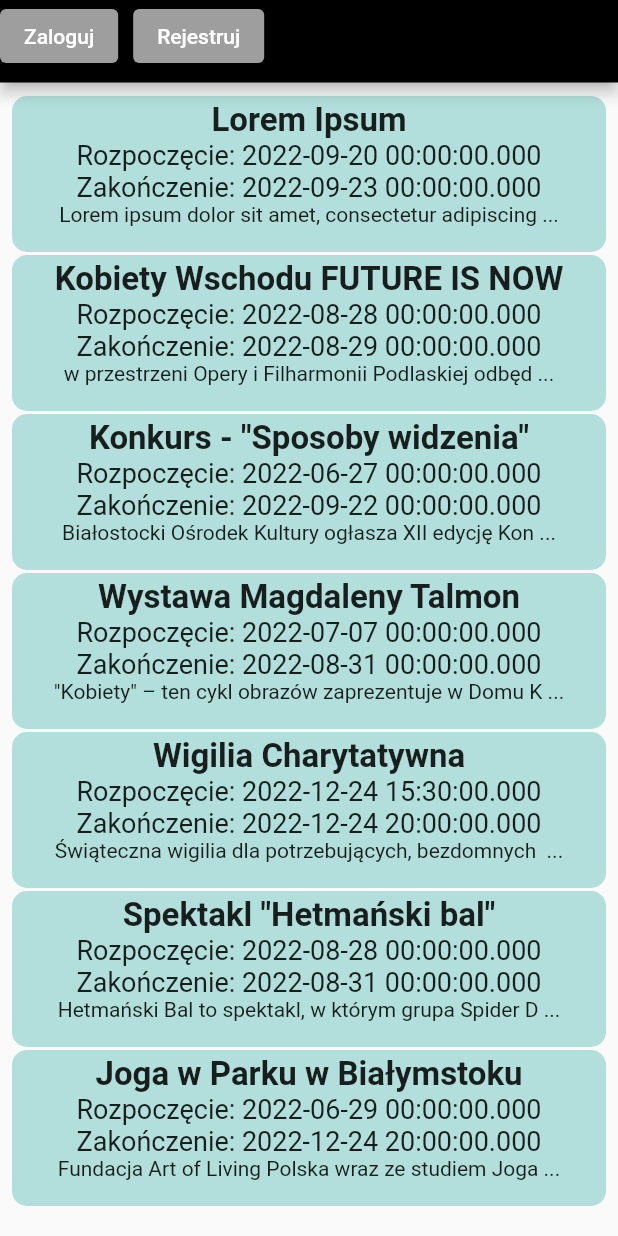
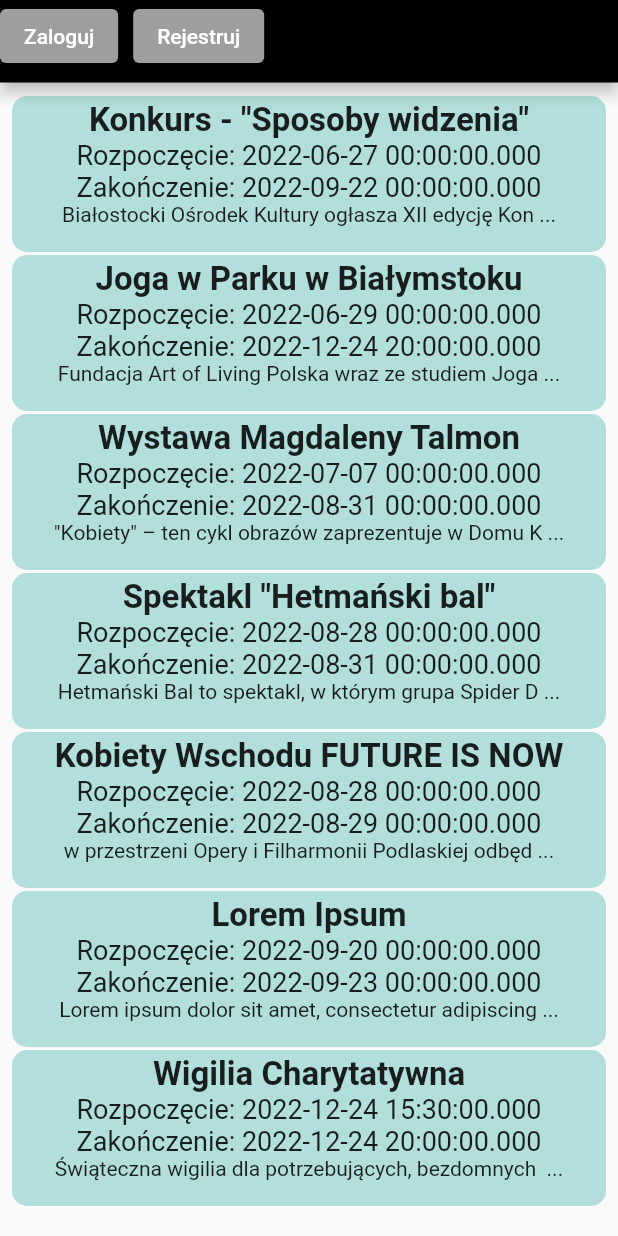
Before and after one commit to ignactr/project_08, a Flutter app: the screen it shows after launch, on a phone screen of 412 x 824 dp. Run offline on Flutter 3.47's test engine with Material 2 defaults, Android fonts, the phone set to English and light mode, and no system bars; missing offline and left inert: dart:ffi.

Commit message:
Dodano sortowanie wydarzeń

```diff
--- a/lib/mainpage.dart
+++ b/lib/mainpage.dart
@@ -54,7 +54,7 @@ class MainPage extends StatelessWidget {
   final enterPage;
   MainPage(this.enterPage);
 
-  final List<Map<String, String>> eventList = [
+  final List<Map> eventList = [
     {
       'Author': 'ignactr',
       'Title': 'Lorem Ipsum',
@@ -122,6 +122,11 @@ class MainPage extends StatelessWidget {
 
   @override
   Widget build(BuildContext context) {
+    eventList.sort((m1, m2) {
+      var r = m1["StartDate"].compareTo(m2["StartDate"]);
+      if (r != 0) return r;
+      return m1["EndDate"].compareTo(m2["StartDate"]);
+    });
     return ListView.builder(
       padding: const EdgeInsets.all(8.0),
       itemExtent: 106.0,
@@ -130,11 +135,10 @@ class MainPage extends StatelessWidget {
         final item = eventList[index];
 
         return CustomListItem(
-          eventName: eventList[index]['Title'].toString(),
-          eventStartDate:
-              DateTime.parse(eventList[index]['StartDate'].toString()),
-          eventEndDate: DateTime.parse(eventList[index]['EndDate'].toString()),
-          eventDescription: eventList[index]['Description'].toString(),
+          eventName: eventList[index]['Title'],
+          eventStartDate: DateTime.parse(eventList[index]['StartDate']),
+          eventEndDate: DateTime.parse(eventList[index]['EndDate']),
+          eventDescription: eventList[index]['Description'],
         );
       },
     );
```
